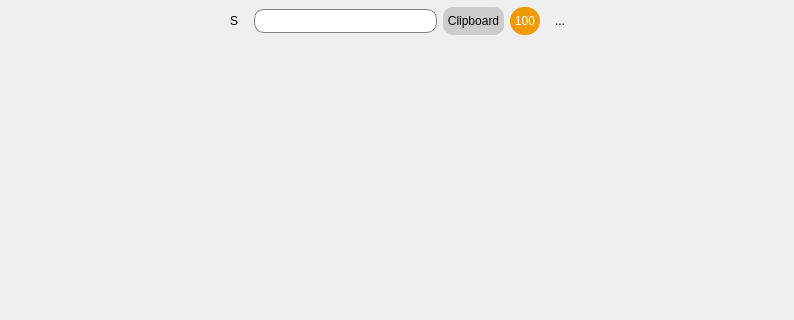
Before: the Qt Designer form widget/MPasteWidget.ui in SeptemberHX/MPaste, drawn with Qt 5.
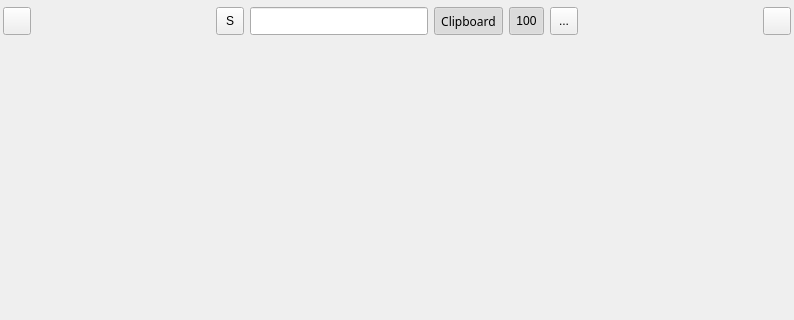
After: the same form once the commit is applied. Icons and pictures are not drawn.

```diff
--- a/widget/MPasteWidget.ui
+++ b/widget/MPasteWidget.ui
@@ -76,16 +76,6 @@
           <height>28</height>
          </size>
         </property>
-        <property name="styleSheet">
-         <string notr="true">QPushButton::hover, QPushButton::selected {
-	background-color: #CCCCCC;
-border-radius: 10px;
-}
-
-QPushButton {
-border-radius: 10px;
-}</string>
-        </property>
         <property name="text">
          <string/>
         </property>
@@ -131,16 +121,6 @@
           <height>28</height>
          </size>
         </property>
-        <property name="styleSheet">
-         <string notr="true">QToolButton::hover, QToolButton::selected {
-	background-color: #CCCCCC;
-border-radius: 10px;
-}
-
-QToolButton {
-border-radius: 10px;
-}</string>
-        </property>
         <property name="text">
          <string notr="true">S</string>
         </property>
@@ -167,17 +147,9 @@
         <property name="maximumSize">
          <size>
           <width>200</width>
-          <height>24</height>
+          <height>28</height>
          </size>
         </property>
-        <property name="styleSheet">
-         <string notr="true">QLineEdit {
-	border-style: solid;
-border-color: gray;
-border-width: 1px;
-border-radius: 10px;
-}</string>
-        </property>
         <property name="text">
          <string notr="true"/>
         </property>
@@ -191,11 +163,10 @@
           <height>28</height>
          </size>
         </property>
-        <property name="styleSheet">
-         <string notr="true">QToolButton {
-background-color: #CCCCCC;
-border-radius: 10px;
-}</string>
+        <property name="font">
+         <font>
+          <family>Microsoft YaHei</family>
+         </font>
         </property>
         <property name="text">
          <string notr="true">Clipboard</string>
@@ -222,13 +193,6 @@
           <height>28</height>
          </size>
         </property>
-        <property name="styleSheet">
-         <string notr="true">QToolButton {
-background-color: #EE9A00;
-color: white;
-border-radius: 14px;
-}</string>
-        </property>
         <property name="text">
          <string>100</string>
         </property>
@@ -254,16 +218,6 @@
           <height>28</height>
          </size>
         </property>
-        <property name="styleSheet">
-         <string notr="true">QToolButton {
-border-radius: 10px;
-}
-
-QToolButton::hover {
-	background-color: #CCCCCC;
-border-radius: 10px;
-}</string>
-        </property>
         <property name="text">
          <string notr="true">...</string>
         </property>
@@ -296,16 +250,6 @@
           <height>28</height>
          </size>
         </property>
-        <property name="styleSheet">
-         <string notr="true">QPushButton::hover, QPushButton::selected {
-	background-color: #CCCCCC;
-border-radius: 10px;
-}
-
-QPushButton {
-border-radius: 10px;
-}</string>
-        </property>
         <property name="text">
          <string/>
         </property>
```
Left out of the diff: 2 changed lines with no effect on the pictures.
